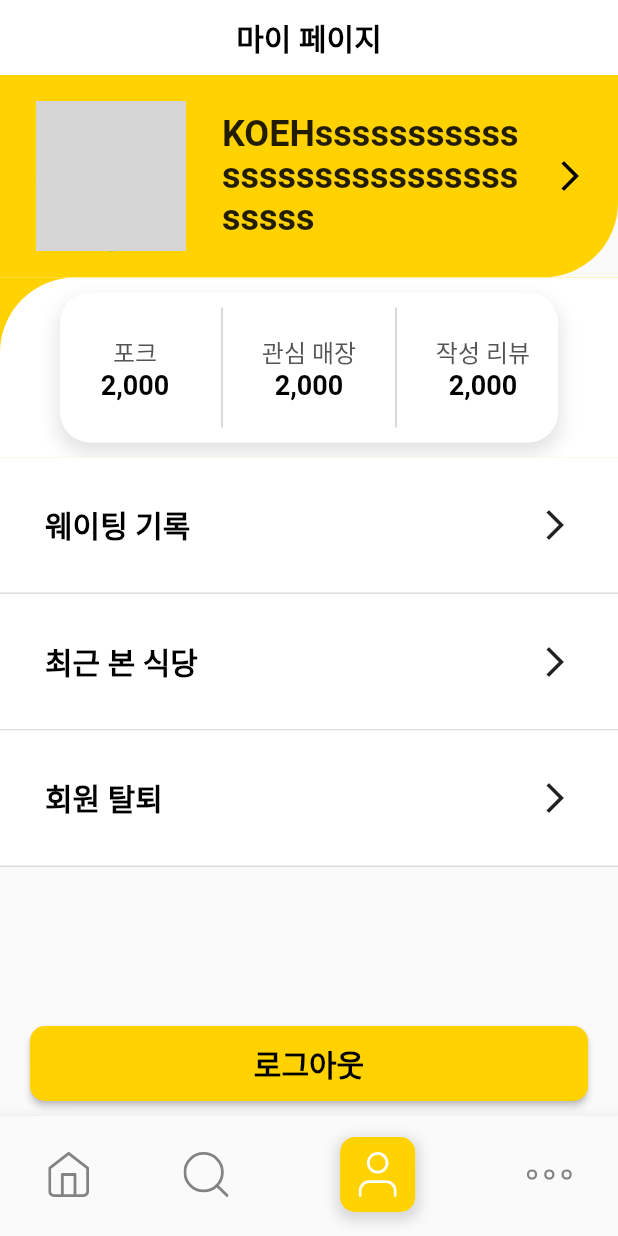
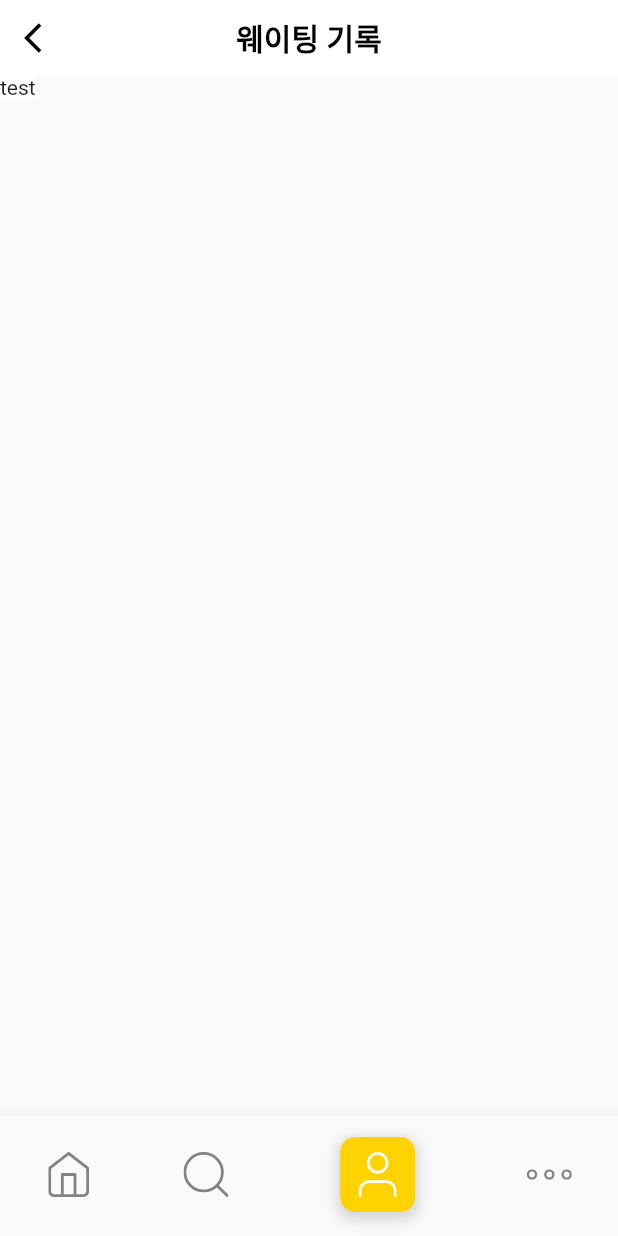
Before and after one commit to SuhyungK/Simollu, a Flutter app: the screen it shows after launch, item 3 of the bottom bar chosen, after a tap on "웨이팅 기록", on a phone screen of 412 x 824 dp. Run offline on Flutter 3.47's test engine with Material 2 defaults, Android fonts, the phone set to English and light mode, and no system bars; our stand-ins replace flutter_svg, get; grey boxes are pictures that could not be loaded.

Commit message:
[FE] feat: tmpCommit

```diff
--- a/simollu_front/lib/root.dart
+++ b/simollu_front/lib/root.dart
@@ -8,38 +8,109 @@ import 'package:simollu_front/views/tmp_page.dart';
 import 'package:simollu_front/widgets/nav_bar.dart';
 
 class RootController extends GetxController {
+  static RootController get to => Get.find();
   RxInt rootPageIndex = 0.obs;
+  RxString rootPageTitle = "".obs;
+  RxBool isMainPage = true.obs;
+
+  GlobalKey<NavigatorState> navigatorKey = GlobalKey<NavigatorState>();
+  GlobalKey<NavigatorState> myPageKey = GlobalKey<NavigatorState>();
 
   void changeRootPageIndex(int index) {
     rootPageIndex(index);
+    if (index == 0) {
+      setRootPageTitle("");
+    } else if (index == 1) {
+      setRootPageTitle("검색하기");
+    } else if (index == 2) {
+      setRootPageTitle("마이 페이지");
+    } else if (index == 3) {
+      setRootPageTitle("더보기");
+    }
+  }
+
+  Future<bool> onWillPop() async {
+    if (rootPageIndex.value == 0) {
+      setRootPageTitle("");
+    } else if (rootPageIndex.value == 1) {
+      setRootPageTitle("검색하기");
+    } else if (rootPageIndex.value == 2) {
+      setRootPageTitle("마이 페이지");
+    } else if (rootPageIndex.value == 3) {
+      setRootPageTitle("더보기");
+    }
+    return !(await navigatorKey.currentState!.maybePop() ||
+        await myPageKey.currentState!.maybePop());
+  }
+
+  void setRootPageTitle(String title) {
+    rootPageTitle(title);
+  }
+
+  void setIsMainPage(bool flag) {
+    isMainPage(flag);
+  }
+
+  void back() {
+    setIsMainPage(true);
+    onWillPop();
   }
 }
 
 class Root extends GetView<RootController> {
   Root({Key? key}) : super(key: key);
 
-  GlobalKey<NavigatorState> navigatorKey = GlobalKey<NavigatorState>();
-
   @override
   Widget build(BuildContext context) {
     return WillPopScope(
       onWillPop: () async {
-        return !await navigatorKey.currentState!.maybePop();
+        return controller.onWillPop();
       },
       child: Obx(
         () => Scaffold(
+          appBar: AppBar(
+            toolbarHeight: 50,
+            backgroundColor: Colors.white,
+            elevation: 0,
+            centerTitle: true,
+            title: Text(
+              controller.rootPageTitle.value,
+              style: TextStyle(
+                color: Colors.black,
+                fontWeight: FontWeight.w900,
+              ),
+            ),
+            leading: controller.isMainPage.value
+                ? Container()
+                : GestureDetector(
+                    onTap: () {
+                      controller.back();
+                    },
+                    child: const Icon(
+                      Icons.arrow_back_ios,
+                      color: Colors.black,
+                    ),
+                  ),
+          ),
           body: IndexedStack(
             index: controller.rootPageIndex.value,
             children: [
               Navigator(
-                key: navigatorKey,
+                key: controller.navigatorKey,
                 onGenerateRoute: (routeSettings) {
                   return MaterialPageRoute(
                       builder: (context) => const TmpPage());
                 },
               ),
               SearchPage(),
-              MyPage(),
+              Navigator(
+                key: controller.myPageKey,
+                onGenerateRoute: (routeSettings) {
+                  return MaterialPageRoute(
+                      builder: (context) => const MyPage());
+                },
+              ),
+              MorePage()
             ],
           ),
           bottomNavigationBar: NavBar(
--- a/simollu_front/lib/views/my_page.dart
+++ b/simollu_front/lib/views/my_page.dart
@@ -1,4 +1,9 @@
+import 'package:flutter/cupertino.dart';
 import 'package:flutter/material.dart';
+import 'package:get/get.dart';
+
+import 'package:simollu_front/views/waiting_log_page.dart';
+import 'package:simollu_front/root.dart';
 
 class MyPage extends StatefulWidget {
   const MyPage({super.key});
@@ -25,19 +30,6 @@ class MyPageState extends State<MyPage> with SingleTickerProviderStateMixin {
   @override
   Widget build(BuildContext context) {
     return Scaffold(
-      appBar: AppBar(
-        toolbarHeight: 50,
-        backgroundColor: Colors.white,
-        elevation: 0,
-        centerTitle: true,
-        title: Text(
-          '마이 페이지',
-          style: TextStyle(
-            color: Colors.black,
-            fontWeight: FontWeight.w900,
-          ),
-        ),
-      ),
       body: SingleChildScrollView(
         child: Column(
           children: [
@@ -255,7 +247,15 @@ class MyPageState extends State<MyPage> with SingleTickerProviderStateMixin {
               children: [
                 GestureDetector(
                   onTap: () {
-                    print('웨이팅 기록');
+                    RootController.to.setRootPageTitle("웨이팅 기록");
+                    RootController.to.setIsMainPage(false);
+                    Navigator.push(
+                      context,
+                      GetPageRoute(
+                        curve: Curves.fastOutSlowIn,
+                        page: () => WaitingLogPage(),
+                      ),
+                    );
                   },
                   child: Container(
                     padding: EdgeInsets.all(30),
--- /dev/null
+++ b/simollu_front/lib/views/waiting_log_page.dart
@@ -0,0 +1,18 @@
+import 'package:flutter/material.dart';
+import 'package:simollu_front/widgets/custom_appBar.dart';
+
+class WaitingLogPage extends StatelessWidget {
+  const WaitingLogPage({super.key});
+
+  @override
+  Widget build(BuildContext context) {
+    return Scaffold(
+      body: Container(
+        decoration: BoxDecoration(
+          color: Colors.white,
+        ),
+        child: Text('test'),
+      ),
+    );
+  }
+}
--- a/simollu_front/lib/views/writing_review_page.dart
+++ b/simollu_front/lib/views/writing_review_page.dart
@@ -9,11 +9,6 @@ class WritingReviewPage extends StatelessWidget {
   @override
   Widget build(BuildContext context) {
     return Scaffold(
-        appBar: CustomAppBar(
-          title: '리뷰 쓰기',
-          leading: Image.asset('assets/backBtn.png'),
-          actions: [Image.asset('assets/bell.png')],
-        ),
       body: SingleChildScrollView(
         child: Container(
           child: Column(
@@ -112,14 +107,12 @@ class WritingReviewPage extends StatelessWidget {
                         text: '아쉬워요',
                         onPressed: () {
                           print('아쉬워요 클릭 !');
-                            }
-                          ),
+                        }),
                     WritingReviewButton(
                         text: '기다릴만해요',
                         onPressed: () {
                           print('기다릴만해요 클릭 !');
-                          }
-                      ),
+                        }),
                   ],
                 ),
               ),
@@ -155,7 +148,6 @@ class WritingReviewPage extends StatelessWidget {
                       decoration: TextDecoration.none,
                     ),
                     border: InputBorder.none,
-
                   ),
                 ),
               ),
@@ -170,14 +162,12 @@ class WritingReviewPage extends StatelessWidget {
           width: double.infinity,
           height: 50,
           child: ElevatedButton(
-            onPressed: () {  },
+            onPressed: () {},
             style: ElevatedButton.styleFrom(
                 splashFactory: NoSplash.splashFactory,
                 // backgroundColor: Colors.yellow
-                backgroundColor: Color(0xFFFFD200)
-            ),
-            child: const Text(
-                '작성 완료',
+                backgroundColor: Color(0xFFFFD200)),
+            child: const Text('작성 완료',
                 style: TextStyle(
                   color: Colors.black,
                   fontSize: 20,
```
Lines whose indentation alone changed are shown as unchanged.
